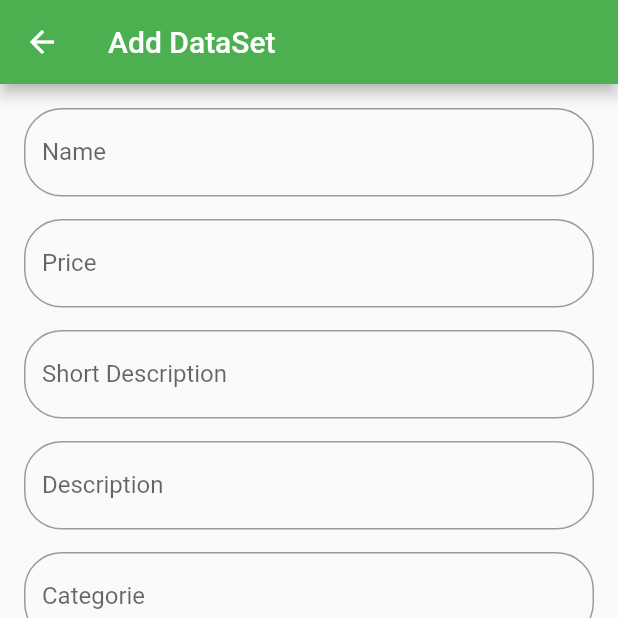
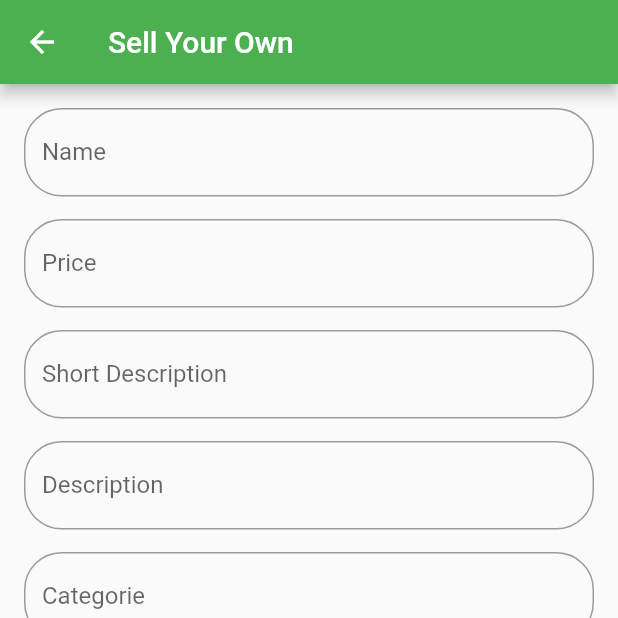
Before and after one commit to AaliyahBeg/Team-TATVA, a Flutter app: the DataSetInputScreen screen opened directly, on a phone screen of 412 x 824 dp, the top half of it. Run offline on Flutter 3.47's test engine with Material 2 defaults, Android fonts, the light colour scheme and no system bars; our stand-ins replace carousel_slider, cloud_firestore, equatable, firebase_core, firebase_storage, flutter_svg and 5 more; missing offline and left inert: razorpay_flutter; accounts and stored records are empty.

Commit message:
final commit

```diff
--- a/lib/Land_Pollution/Product/sellProduct.dart
+++ b/lib/Land_Pollution/Product/sellProduct.dart
@@ -34,7 +34,7 @@ class _DataSetInputScreenState extends State<DataSetInputScreen> {
   Widget build(BuildContext context) {
     return Scaffold(
       appBar: AppBar(
-        title: Text('Add DataSet'),
+        title: Text('Sell Your Own'),
         backgroundColor: Colors.green,
       ),
       body: Padding(
```
